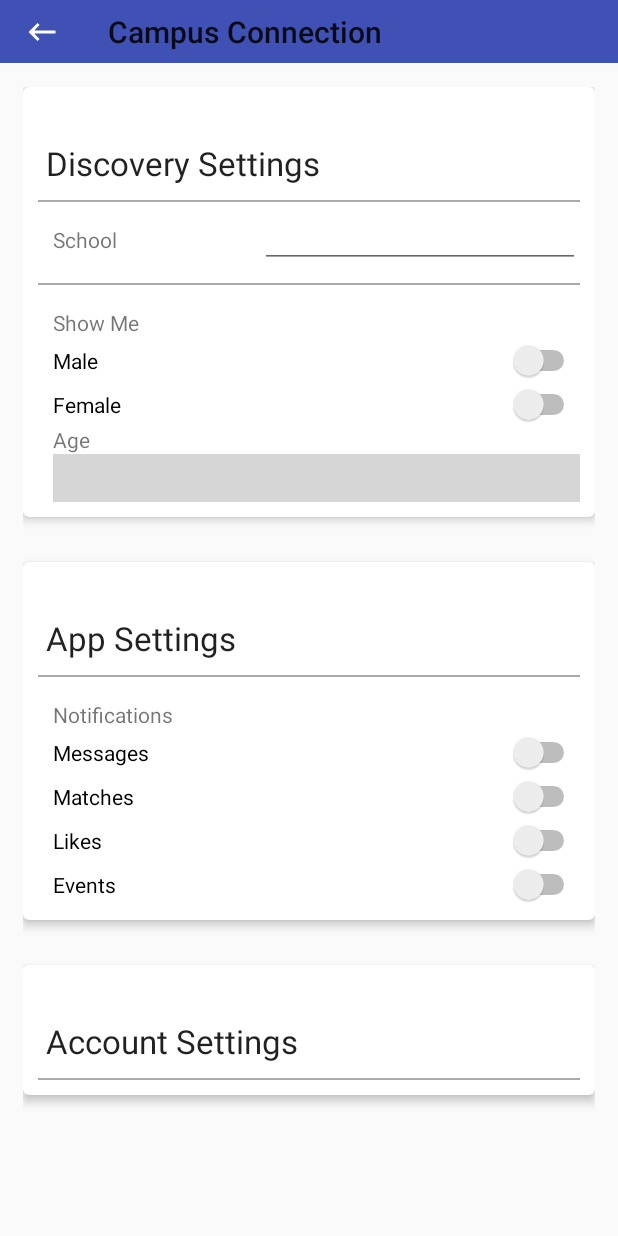
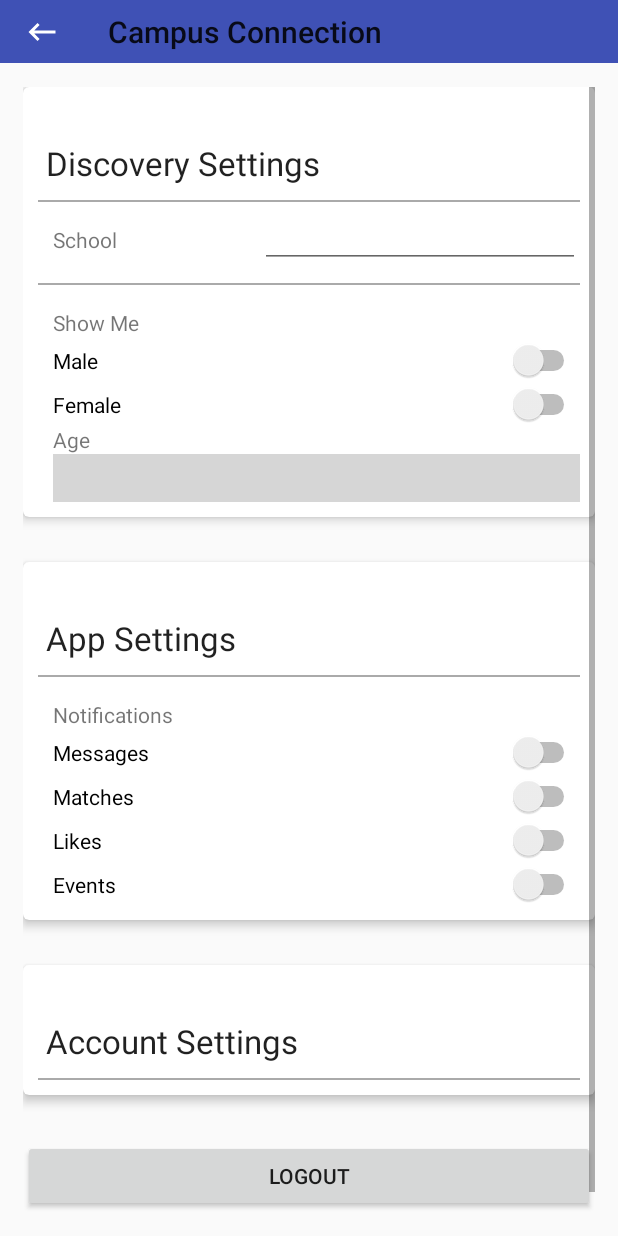
Before and after one commit to amandamc72/CC_Android, an Android app: the SettingsActivity screen opened directly, with no data from a screen before it, on a phone screen of 412 x 824 dp. Run offline under Robolectric (Android 15) with nearby library versions, the phone set to English and light mode, and no system bars; libraries missing offline, so code that uses them is left out: org.florescu.android; plain views replace RangeSeekBar; network calls fail; 1 statement that could not run was skipped; grey boxes are pictures that could not be loaded.

Commit message:
Add logout functionallty

```diff
--- a/app/src/main/java/com/campusconnection/HomeActivity.java
+++ b/app/src/main/java/com/campusconnection/HomeActivity.java
@@ -188,6 +188,7 @@ public class HomeActivity extends AppCompatActivity
         call.enqueue(new Callback<MemberListResponse>() {
             @Override
             public void onResponse(Call<MemberListResponse> call, Response<MemberListResponse> response) {
+                if(response.isSuccessful()) {
                     mMembersResponse = response.body();
                     if (!mMembersResponse.getError()) {
                         if (findViewById(R.id.memberViewFragmentContainer) != null) {
@@ -205,6 +206,7 @@ public class HomeActivity extends AppCompatActivity
                         }
                     }
                 }
+            }
             @Override
             public void onFailure(Call call, Throwable t) {
                 call.cancel();
--- a/app/src/main/java/com/campusconnection/SettingsActivity.java
+++ b/app/src/main/java/com/campusconnection/SettingsActivity.java
@@ -1,9 +1,11 @@
 package com.campusconnection;
 
+import android.content.Intent;
 import android.support.v7.app.AppCompatActivity;
 import android.os.Bundle;
 import android.support.v7.widget.Toolbar;
 import android.view.View;
+import android.widget.Button;
 import android.widget.EditText;
 import android.widget.Switch;
 
@@ -11,6 +13,7 @@ import com.campusconnection.model.responses.GenericResponse;
 import com.campusconnection.model.responses.SettingsBody;
 import com.campusconnection.rest.ApiClient;
 import com.campusconnection.rest.ApiInterface;
+import com.campusconnection.util.PreferencesUtil;
 
 import org.florescu.android.rangeseekbar.RangeSeekBar;
 
@@ -21,14 +24,14 @@ import retrofit2.Response;
 public class SettingsActivity extends AppCompatActivity {
 
     private SettingsBody mSettingsResponse;
-    private EditText schoolText;
-    private Switch maleSwitch;
-    private Switch femaleSwitch;
-    private RangeSeekBar settingsDefaultAgeBar;
-    private Switch messagesSwitch;
-    private Switch matchesSwitch;
-    private Switch likesSwitch;
-    private Switch eventsSwitch;
+    private EditText mSchoolText;
+    private Switch mMaleSwitch;
+    private Switch mFemaleSwitch;
+    private RangeSeekBar mSettingsDefaultAgeBar;
+    private Switch mMessagesSwitch;
+    private Switch mMatchesSwitch;
+    private Switch mLikesSwitch;
+    private Switch mEventsSwitch;
 
 
     @Override
@@ -41,14 +44,15 @@ public class SettingsActivity extends AppCompatActivity {
 
         getDefaultSettings();
 
-        schoolText = (EditText) findViewById(R.id.settings_school_input);
-        maleSwitch = (Switch) findViewById(R.id.switch_male);
-        femaleSwitch = (Switch) findViewById(R.id.switch_female);
-        settingsDefaultAgeBar = (RangeSeekBar)findViewById(R.id.settingsAgeInput);
-        messagesSwitch = (Switch) findViewById(R.id.switch_messages_noti);
-        matchesSwitch = (Switch) findViewById(R.id.switch_matches_noti);
-        likesSwitch = (Switch) findViewById(R.id.switch_likes_noti);
-        eventsSwitch = (Switch) findViewById(R.id.switch_events_noti);
+        mSchoolText = (EditText) findViewById(R.id.settings_school_input);
+        mMaleSwitch = (Switch) findViewById(R.id.switch_male);
+        mFemaleSwitch = (Switch) findViewById(R.id.switch_female);
+        mSettingsDefaultAgeBar = (RangeSeekBar)findViewById(R.id.settingsAgeInput);
+        mMessagesSwitch = (Switch) findViewById(R.id.switch_messages_noti);
+        mMatchesSwitch = (Switch) findViewById(R.id.switch_matches_noti);
+        mLikesSwitch = (Switch) findViewById(R.id.switch_likes_noti);
+        mEventsSwitch = (Switch) findViewById(R.id.switch_events_noti);
+        Button logoutBtn = (Button) findViewById(R.id.settings_logout_btn);
 
         toolbar.setNavigationOnClickListener(new View.OnClickListener() {
             @Override
@@ -57,13 +61,20 @@ public class SettingsActivity extends AppCompatActivity {
             }
         });
 
+        logoutBtn.setOnClickListener(new View.OnClickListener() {
+            @Override
+            public void onClick(View view) {
+                doLogout();
+            }
+        });
+
     }
 
-    @Override
-    public void onPause() {
-        super.onPause();
-        postDefaultSettings();
-    }
+//    @Override
+//    public void onPause() {
+//        super.onPause();
+//        postDefaultSettings();
+//    }
 
 
     @Override
@@ -95,18 +106,18 @@ public class SettingsActivity extends AppCompatActivity {
                 if(mSettingsResponse == null)
                     mSettingsResponse = new SettingsBody(true, "", 0,0,0,0,0,0,0,0); //TODO get copy from local storage?
 
-                schoolText.setText(mSettingsResponse.getSchool());
+                mSchoolText.setText(mSettingsResponse.getSchool());
 
-                maleSwitch.setChecked(mSettingsResponse.getMale() == 1);
-                femaleSwitch.setChecked(mSettingsResponse.getFemale() == 1);
+                mMaleSwitch.setChecked(mSettingsResponse.getMale() == 1);
+                mFemaleSwitch.setChecked(mSettingsResponse.getFemale() == 1);
 
-                settingsDefaultAgeBar.setSelectedMaxValue(mSettingsResponse.getAgeHigh());
-                settingsDefaultAgeBar.setSelectedMinValue(mSettingsResponse.getAgeLow());
+                mSettingsDefaultAgeBar.setSelectedMaxValue(mSettingsResponse.getAgeHigh());
+                mSettingsDefaultAgeBar.setSelectedMinValue(mSettingsResponse.getAgeLow());
 
-                messagesSwitch.setChecked(mSettingsResponse.getMessages() == 1);
-                matchesSwitch.setChecked(mSettingsResponse.getMatches() == 1);
-                likesSwitch.setChecked(mSettingsResponse.getLikes() == 1);
-                eventsSwitch.setChecked(mSettingsResponse.getEvents() == 1);
+                mMessagesSwitch.setChecked(mSettingsResponse.getMessages() == 1);
+                mMatchesSwitch.setChecked(mSettingsResponse.getMatches() == 1);
+                mLikesSwitch.setChecked(mSettingsResponse.getLikes() == 1);
+                mEventsSwitch.setChecked(mSettingsResponse.getEvents() == 1);
             }
 
             @Override
@@ -120,15 +131,15 @@ public class SettingsActivity extends AppCompatActivity {
     public void postDefaultSettings() {
 
         ApiInterface apiService = ApiClient.getClient(this).create(ApiInterface.class);
-        SettingsBody updatedSettings = new SettingsBody(schoolText.getText().toString(),
-                maleSwitch.isChecked() ? 1 : 0,
-                femaleSwitch.isChecked() ? 1 : 0,
-                (int) settingsDefaultAgeBar.getSelectedMinValue(),
-                (int) settingsDefaultAgeBar.getSelectedMaxValue(),
-                messagesSwitch.isChecked() ? 1 : 0,
-                likesSwitch.isChecked() ? 1 : 0,
-                matchesSwitch.isChecked() ? 1 : 0,
-                eventsSwitch.isChecked() ? 1 : 0);
+        SettingsBody updatedSettings = new SettingsBody(mSchoolText.getText().toString(),
+                mMaleSwitch.isChecked() ? 1 : 0,
+                mFemaleSwitch.isChecked() ? 1 : 0,
+                (int) mSettingsDefaultAgeBar.getSelectedMinValue(),
+                (int) mSettingsDefaultAgeBar.getSelectedMaxValue(),
+                mMessagesSwitch.isChecked() ? 1 : 0,
+                mLikesSwitch.isChecked() ? 1 : 0,
+                mMatchesSwitch.isChecked() ? 1 : 0,
+                mEventsSwitch.isChecked() ? 1 : 0);
         ;
         Call<GenericResponse> call = apiService.postSettings(updatedSettings);
 
@@ -145,4 +156,13 @@ public class SettingsActivity extends AppCompatActivity {
         });
 
     }
+
+    public void doLogout() {
+        PreferencesUtil prefs = new PreferencesUtil(this);
+        prefs.setStringPreference(getString(R.string.jwtPref), "");
+        prefs.setBooleanPreference(getString(R.string.isLoggedPref), false);
+
+        Intent i = new Intent(SettingsActivity.this, SplashScreenActivity.class);
+        startActivity(i);
+    }
 }
--- a/app/src/main/java/com/campusconnection/fragments/AddPicturesFragment.java
+++ b/app/src/main/java/com/campusconnection/fragments/AddPicturesFragment.java
@@ -141,6 +141,7 @@ public class AddPicturesFragment extends Fragment implements GridViewAdapter.Med
         call.enqueue(new Callback<GenericResponse>() {
             @Override
             public void onResponse(Call<GenericResponse> call, Response<GenericResponse> response) {
+                if(response.isSuccessful()) {
                     GenericResponse res = response.body();
                     Boolean error = res.getError();
                     String message = res.getMessage();
@@ -151,6 +152,7 @@ public class AddPicturesFragment extends Fragment implements GridViewAdapter.Med
                         mGridViewAdapter.notifyDataSetChanged();
                         mEditPicsGrid.setAdapter(mGridViewAdapter);
                         passUpdatedImages(mImages);
+                    }
                 }
             }
 
--- a/app/src/main/java/com/campusconnection/rest/ApiClient.java
+++ b/app/src/main/java/com/campusconnection/rest/ApiClient.java
@@ -26,12 +26,7 @@ public class ApiClient {
     private static Retrofit retrofit = null;
 
     public static Retrofit getClient(Context context) {
-        //Get auth header stuff
-        PreferencesUtil prefs = new PreferencesUtil(context);
-        final boolean isLoggedIn = prefs.getBooleanPreference("isLoggedIn");
-        final String jwt = prefs.getStringPreference("jwt");
-        Log.d("D","apiclient isLoggedIn is: " +  isLoggedIn);
-        Log.d("D","apiclient jwt is: " +  jwt);
+        final Context actContext = context;
         //Log requests and responses for debuggin
         HttpLoggingInterceptor loggingInterceptor = new HttpLoggingInterceptor();
         loggingInterceptor
@@ -41,9 +36,17 @@ public class ApiClient {
                 .addInterceptor(new Interceptor() {
                     @Override
                     public Response intercept(Chain chain) throws IOException {
+                        //Get auth header stuff
+                        PreferencesUtil prefs = new PreferencesUtil(actContext);
+                        final boolean isLoggedIn = prefs.getBooleanPreference(actContext.getString(R.string.isLoggedPref));
+                        final String jwt = prefs.getStringPreference(actContext.getString(R.string.jwtPref));
+                        Log.d("D","apiclient isLoggedIn is: " +  isLoggedIn);
+                        Log.d("D","apiclient jwt is: " +  jwt);
+
                         Request.Builder ongoing = chain.request().newBuilder();
                         ongoing.addHeader("Accept", "application/json;versions=1");
                         if (isLoggedIn) {
+                            Log.d("D","WE ARE LOGGED IN");
                             ongoing.addHeader("Authorization", "Bearer " + jwt);
                         }
                         return chain.proceed(ongoing.build());
--- a/app/src/main/res/layout/activity_settings.xml
+++ b/app/src/main/res/layout/activity_settings.xml
@@ -289,7 +289,17 @@
 
         </android.support.v7.widget.CardView>
 
+        <Button
+            android:id="@+id/settings_logout_btn"
+            android:layout_below="@id/account_settings"
+            android:layout_width="match_parent"
+            android:layout_height="wrap_content"
+            android:text="@string/label_logout"
+            android:layout_marginBottom="30dp"
+            android:layout_marginTop="30dp"/>
+
         </RelativeLayout>
+
     </ScrollView>
 
 
--- a/app/src/main/res/values/strings.xml
+++ b/app/src/main/res/values/strings.xml
@@ -45,7 +45,6 @@
     <string name="label_inbox">Inbox</string>
     <string name="label_search">Search</string>
     <string name="label_settings">Settings</string>
-    <string name="label_logout">Logout</string>
 
     <!--Profile Strings-->
     <string name="label_add_photos">Add Photos</string>
@@ -89,6 +88,7 @@
     <string name="label_matches">Matches</string>
     <string name="label_swipes">Likes</string>
     <string name="label_events">Events</string>
+    <string name="label_logout">Logout</string>
 
     <!--Error Strings -->
     <string name="error_invalid_email">This email address is invalid</string>
```
Lines whose indentation alone changed are shown as unchanged.
